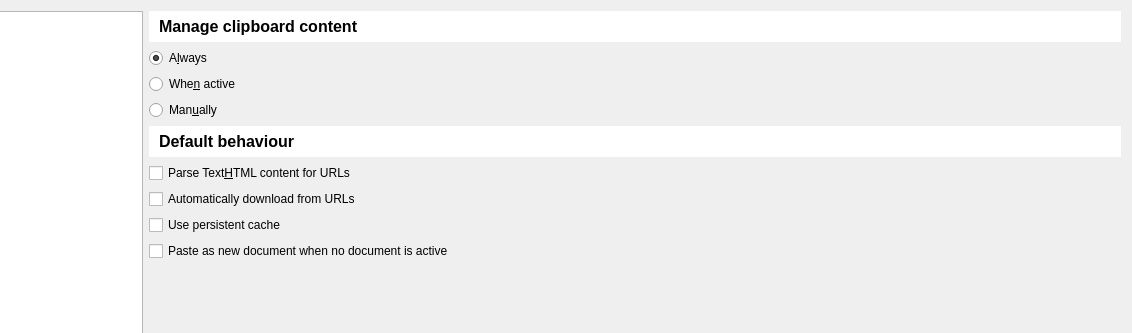
Grum999/BuliCommander, file bulicommander/bulicommander/bc/resources/bcsettings.ui: the form before one commit; both pictures show x 93 to 1225 and y 0 to 333 of the 1225 by 837 pixel window.
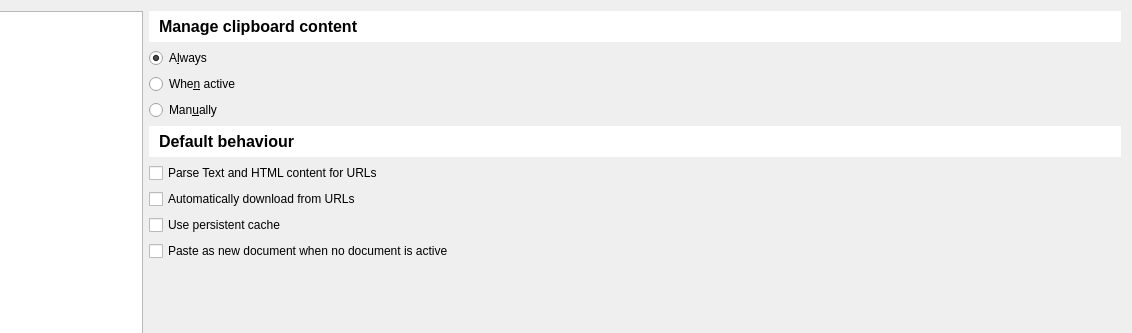
The form after the commit. Icons and pictures are not drawn. Custom widgets are drawn as their Qt base class.

Diff of the .ui file:
```diff
--- a/bulicommander/bulicommander/bc/resources/bcsettings.ui
+++ b/bulicommander/bulicommander/bc/resources/bcsettings.ui
@@ -1185,7 +1185,7 @@
             <string>&lt;html&gt;&lt;head/&gt;&lt;body&gt;&lt;p&gt;Parse &lt;span style=&quot; font-style:italic;&quot;&gt;text/HTML &lt;/span&gt;clipboard content to search image URL&lt;/p&gt;&lt;p&gt;All URLs found are added to clipboard manager&lt;/p&gt;&lt;/body&gt;&lt;/html&gt;</string>
            </property>
            <property name="text">
-            <string>Parse Text&amp;HTML content for URLs</string>
+            <string>Parse Text and HTML content for URLs</string>
            </property>
           </widget>
          </item>
```
